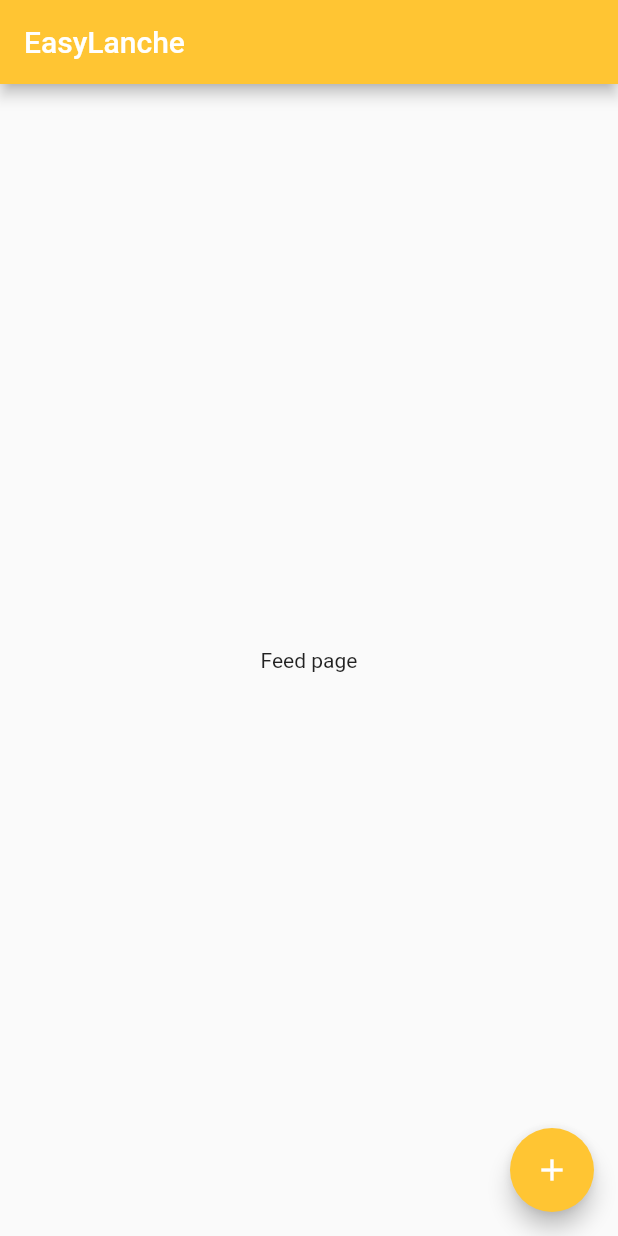
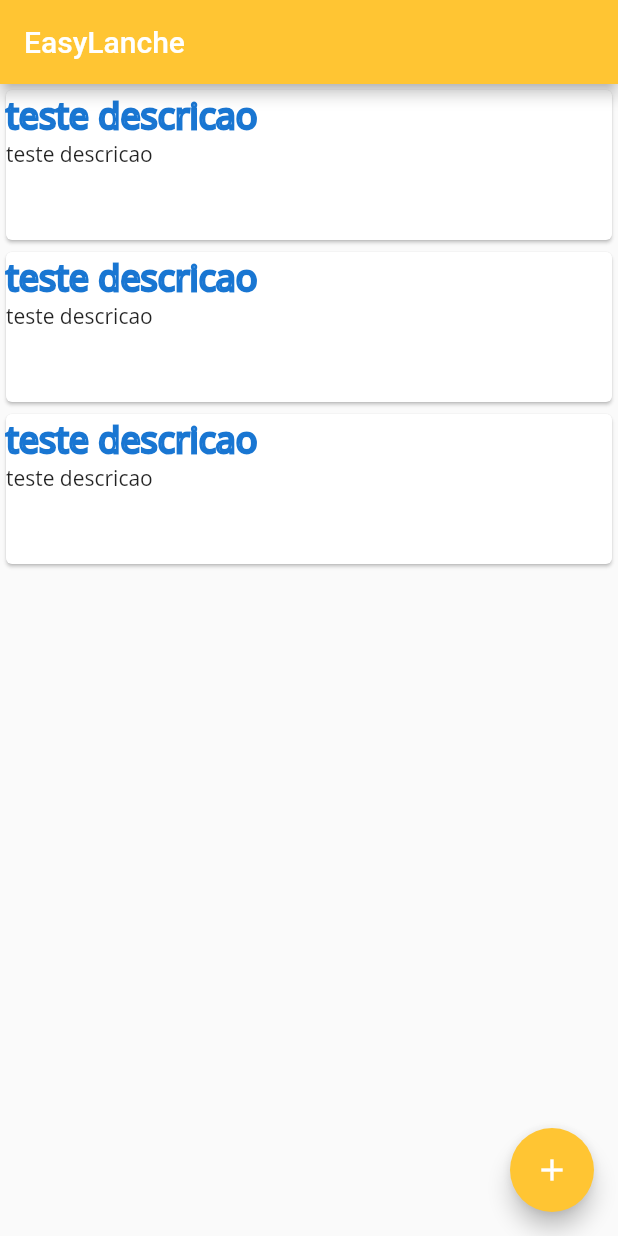
Before and after one commit to yuredev/easylanche-app, a Flutter app: the screen it shows after launch, on a phone screen of 412 x 824 dp. Run offline on Flutter 3.47's test engine with Material 2 defaults, Android fonts, the phone set to English and light mode, and no system bars; our stand-ins replace dio, flutter_bloc, get_it; Roboto replaces fonts that are missing (Open Sans).

Commit message:
feature: criar widget de card e a tela do feed

```diff
--- a/lib/presentation/pages/feed_page.dart
+++ b/lib/presentation/pages/feed_page.dart
@@ -1,8 +1,33 @@
 import 'package:easylanche/core/constants/cores.dart';
 import 'package:flutter/material.dart';
 
+import '../../logic/models/post.dart';
+import '../widgets/feed/card_oferta_widget.dart';
+
 class FeedPage extends StatelessWidget {
-  const FeedPage({Key? key}) : super(key: key);
+  final List<Post> posts = [
+    Post(
+        id: "1",
+        title: "teste descricao",
+        descricao:
+            "teste descricao",
+        value: 3.0,
+        type: true),
+    Post(
+        id: "2",
+        title: "teste descricao",
+        descricao:
+            "teste descricao",
+        value: 5.0,
+        type: true),
+    Post(
+        id: "3",
+        title: "teste descricao",
+        descricao:
+            "teste descricao",
+        value: 6.0,
+        type: true),
+  ];
 
   @override
   Widget build(BuildContext context) {
@@ -11,7 +36,30 @@ class FeedPage extends StatelessWidget {
         title: const Text('EasyLanche'),
         backgroundColor: Cores.laranjaPrincipal,
       ),
-      body: Center(child: Text('Feed page')),
+      body: Container(
+        height: 420,
+        child: posts.isEmpty
+            ? Column(
+                children: [
+                  SizedBox(height: 20),
+                  Text(
+                    "Nenhuma Postagem",
+                  ),
+                  SizedBox(height: 20),
+                ],
+              )
+            : ListView.builder(
+                itemCount: posts.length,
+                itemBuilder: (ctx, index) {
+                  final p = posts[index];
+                  return CardOfertaWidget(
+                    title:p.title,
+                    descricao:p.descricao,
+                    value: p.value
+                    );
+                },
+              ),
+      ),
       floatingActionButton: FloatingActionButton(
         onPressed: () {},
         child: Icon(Icons.add),
--- a/lib/presentation/widgets/feed/card_oferta_widget.dart
+++ b/lib/presentation/widgets/feed/card_oferta_widget.dart
@@ -1,12 +1,51 @@
 import 'package:flutter/cupertino.dart';
+import 'package:flutter/material.dart';
 import 'package:flutter/src/foundation/key.dart';
 import 'package:flutter/src/widgets/framework.dart';
 
 class CardOfertaWidget extends StatelessWidget {
-  const CardOfertaWidget({Key? key}) : super(key: key);
+  final String title;
+  final String descricao;
+  final double value;
+
+  CardOfertaWidget({
+    required this.title,
+    required this.descricao,
+    required this.value,
+  });
 
   @override
   Widget build(BuildContext context) {
-    return SizedBox();
+    return Card(
+      child: SizedBox(
+        width: 300,
+        height: 100,
+        child: Column(
+          children: [
+            Row(
+              children: [
+                Text(
+                  title,
+                  style: TextStyle(
+                    fontSize: 24,
+                    foreground: Paint()
+                      ..style = PaintingStyle.stroke
+                      ..strokeWidth = 2
+                      ..color = Colors.blue[700]!,
+                    fontFamily: 'Open Sans',
+                  ),
+                ),
+              ],
+            ),
+            Row(children: [
+              Text(
+                descricao,
+                style: TextStyle(fontFamily: 'Open Sans'),
+              )
+            ])
+          ],
+        ),
+      ),
+    );
   }
 }
```
Also changed, not shown: lib/logic/models/post.dart (+12 -55 lines).
